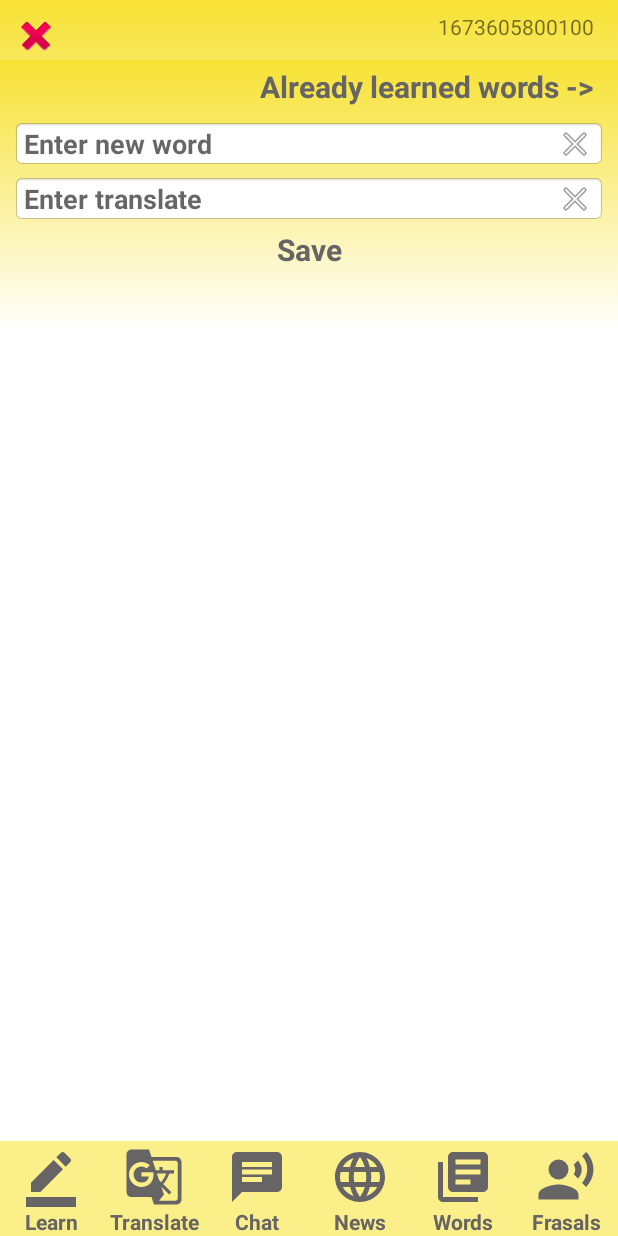
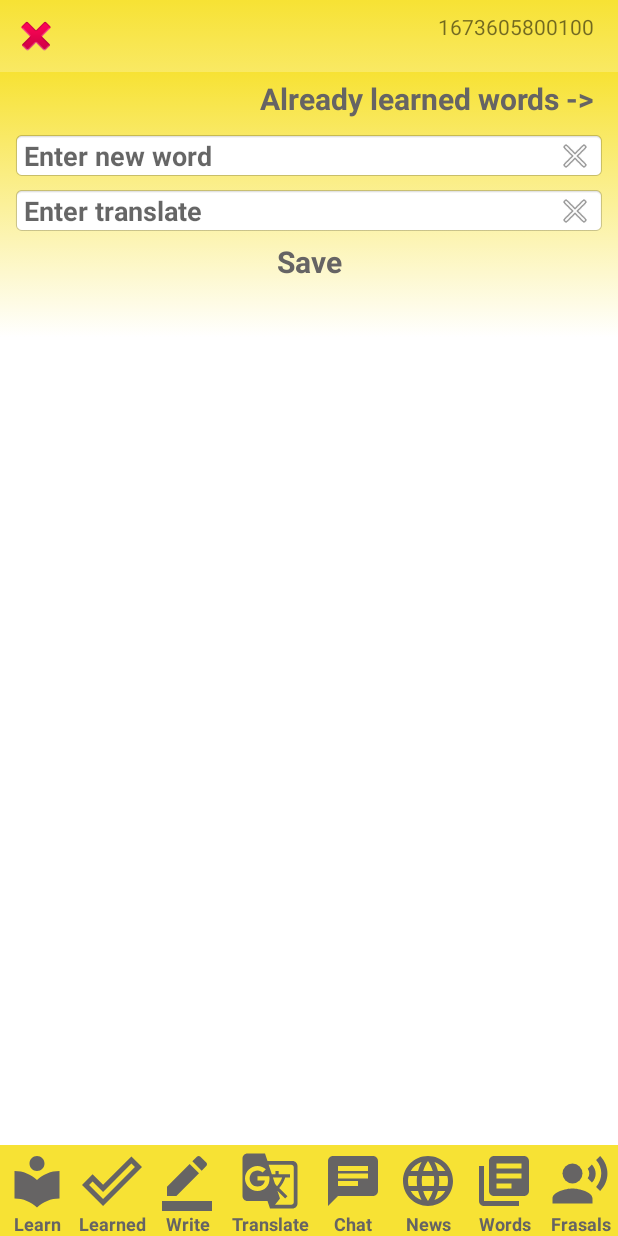
Before and after one commit to azimuton/EnglishIsEasy, an Android app: the screen it shows after launch (MainActivity), on a phone screen of 412 x 824 dp. Run offline under Robolectric (Android 15) with nearby library versions, the phone set to English and light mode, and no system bars; our stand-ins replace Dagger/Hilt's generated code, Room's generated code.

Commit message:
added view model

```diff
--- a/app/build.gradle
+++ b/app/build.gradle
@@ -42,6 +42,7 @@ dependencies {
     implementation 'androidx.appcompat:appcompat:1.5.1'
     implementation 'com.google.android.material:material:1.7.0'
     implementation 'androidx.constraintlayout:constraintlayout:2.1.4'
+    implementation 'androidx.legacy:legacy-support-v4:1.0.0'
     testImplementation 'junit:junit:4.13.2'
     androidTestImplementation 'androidx.test.ext:junit:1.1.5'
     androidTestImplementation 'androidx.test.espresso:espresso-core:3.5.1'
--- a/app/src/main/java/com/azimuton/data/repository/roomrepository/WordRepositoryImpl.kt
+++ b/app/src/main/java/com/azimuton/data/repository/roomrepository/WordRepositoryImpl.kt
@@ -15,15 +15,15 @@ class WordRepositoryImpl(private val wordStorage: WordStorage) : WordRepository
 //        wordStorage.copy()
 //    }
 
-    override fun deleteAll() {
+    override suspend fun deleteAll() {
         wordStorage.deleteAll()
     }
 
-    override fun insertWord(word: Word) {
+    override suspend fun insertWord(word: Word) {
        return wordStorage.insertWord(wordEntity = WordMapper().mapToEntity(word))
     }
 
-    override fun deleteWord(word: Word) {
+    override suspend fun deleteWord(word: Word) {
         return wordStorage.deleteWord(wordEntity = WordMapper().mapToEntity(word))
     }
 
--- a/app/src/main/java/com/azimuton/data/storage/WordStorage.kt
+++ b/app/src/main/java/com/azimuton/data/storage/WordStorage.kt
@@ -10,9 +10,9 @@ interface WordStorage {
 
     fun deleteAll()
 
-    fun insertWord(wordEntity: WordEntity)
+    suspend fun insertWord(wordEntity: WordEntity)
 
-    fun deleteWord(wordEntity: WordEntity)
+    suspend fun deleteWord(wordEntity: WordEntity)
 
     fun updateWord(wordEntity: WordEntity)
 
--- a/app/src/main/java/com/azimuton/data/storage/room/WordStorageRoomImpl.kt
+++ b/app/src/main/java/com/azimuton/data/storage/room/WordStorageRoomImpl.kt
@@ -1,11 +1,13 @@
 package com.azimuton.data.storage.room
+
+
 
 import com.azimuton.data.storage.WordStorage
 import com.azimuton.data.storage.models.WordEntity
 import com.azimuton.data.storage.room.dao.WordDao
 
 class WordStorageRoomImpl(private  val wordDao : WordDao) : WordStorage {
-    override fun getAll(): List<WordEntity> {
+    override  fun getAll(): List<WordEntity> {
         return  wordDao.getAll()
     }
 
@@ -17,11 +19,11 @@ class WordStorageRoomImpl(private  val wordDao : WordDao) : WordStorage {
         wordDao.deleteAll()
     }
 
-    override fun insertWord(wordEntity: WordEntity) {
+    override suspend fun insertWord(wordEntity: WordEntity) {
         return wordDao.insertWord(wordEntity = wordEntity)
     }
 
-    override fun deleteWord(wordEntity: WordEntity) {
+    override suspend fun deleteWord(wordEntity: WordEntity) {
         return wordDao.deleteWord(wordEntity = wordEntity)
     }
 
--- a/app/src/main/java/com/azimuton/data/storage/room/dao/WordDao.kt
+++ b/app/src/main/java/com/azimuton/data/storage/room/dao/WordDao.kt
@@ -1,4 +1,5 @@
 package com.azimuton.data.storage.room.dao
+
 
 import androidx.room.*
 import com.azimuton.data.storage.models.WordEntity
@@ -17,10 +18,10 @@ interface WordDao {
     fun deleteAll()
 
     @Insert
-    fun insertWord(wordEntity: WordEntity)
+    suspend fun insertWord(wordEntity: WordEntity)
 
     @Delete
-    fun deleteWord(wordEntity: WordEntity)
+    suspend fun deleteWord(wordEntity: WordEntity)
 
     @Update
     fun updateWord(wordEntity: WordEntity)
--- a/app/src/main/java/com/azimuton/domain/repository/roomrepository/WordRepository.kt
+++ b/app/src/main/java/com/azimuton/domain/repository/roomrepository/WordRepository.kt
@@ -9,11 +9,11 @@ interface WordRepository {
 
     //fun copy()
 
-    fun deleteAll()
+    suspend fun deleteAll()
 
-    fun insertWord(word: Word)
+    suspend fun insertWord(word: Word)
 
-    fun deleteWord(word: Word)
+    suspend fun deleteWord(word: Word)
 
     fun updateWord(word: Word)
 
--- a/app/src/main/java/com/azimuton/domain/usecase/WordDeleteUseCase.kt
+++ b/app/src/main/java/com/azimuton/domain/usecase/WordDeleteUseCase.kt
@@ -4,7 +4,7 @@ import com.azimuton.domain.models.Word
 import com.azimuton.domain.repository.roomrepository.WordRepository
 
 class WordDeleteUseCase( private val wordRepository: WordRepository) {
-    fun execute(word: Word){
+    suspend fun execute(word: Word){
         return wordRepository.deleteWord(word)
     }
 }
--- a/app/src/main/java/com/azimuton/domain/usecase/WordInsertUseCase.kt
+++ b/app/src/main/java/com/azimuton/domain/usecase/WordInsertUseCase.kt
@@ -4,7 +4,7 @@ import com.azimuton.domain.models.Word
 import com.azimuton.domain.repository.roomrepository.WordRepository
 
 class WordInsertUseCase( private val wordRepository: WordRepository) {
-    fun execute(word: Word){
+    suspend fun execute(word: Word){
         return wordRepository.insertWord(word)
     }
 }
--- a/app/src/main/java/com/azimuton/englishiseasy/fragments/LearnFragment.kt
+++ b/app/src/main/java/com/azimuton/englishiseasy/fragments/LearnFragment.kt
@@ -9,6 +9,7 @@ import android.view.View
 import android.view.ViewGroup
 import android.widget.Toast
 import androidx.appcompat.app.AlertDialog
+import androidx.fragment.app.activityViewModels
 import androidx.recyclerview.widget.LinearLayoutManager
 import com.azimuton.data.storage.room.AppRoomDatabase
 import com.azimuton.domain.models.Word
@@ -19,6 +20,7 @@ import com.azimuton.englishiseasy.MainActivity
 import com.azimuton.englishiseasy.R
 import com.azimuton.englishiseasy.adapters.NewWordsAdapter
 import com.azimuton.englishiseasy.databinding.FragmentLearnBinding
+import com.azimuton.englishiseasy.viewmodels.LearnViewModel
 import dagger.hilt.android.AndroidEntryPoint
 import javax.inject.Inject
 
@@ -28,6 +30,7 @@ class LearnFragment : Fragment(), NewWordsAdapter.ViewHolder.ItemCallback {
     private lateinit var adapter: NewWordsAdapter
     lateinit var wordDatabase : AppRoomDatabase
     private lateinit var wordList: ArrayList<Word>
+    private val viewModel : LearnViewModel by activityViewModels()
     @Inject
     lateinit var insert : WordInsertUseCase
     @Inject
@@ -52,7 +55,6 @@ class LearnFragment : Fragment(), NewWordsAdapter.ViewHolder.ItemCallback {
         adapter = NewWordsAdapter(requireActivity(), this)
         binding.rvNewWords.layoutManager = LinearLayoutManager(requireActivity())
         binding.rvNewWords.adapter = adapter
-        //adapter.notifyDataSetChanged()
         adapter.submitList(wordList)
 
 
@@ -62,7 +64,8 @@ class LearnFragment : Fragment(), NewWordsAdapter.ViewHolder.ItemCallback {
                 val translateWord: String = binding.etTranslate.text.toString()
                 val word = Word(englishWord = englishWord, translateWord = translateWord, id = 0)
                 Toast.makeText(requireActivity(), "Поля заполнены!", Toast.LENGTH_SHORT).show()
-                insert.execute(word)
+                viewModel.insert(word)
+                //insert.execute(word)
                 adapter.notifyDataSetChanged()
                 val intent = Intent(requireActivity(), MainActivity :: class.java)
                 startActivity(intent)
@@ -93,7 +96,8 @@ class LearnFragment : Fragment(), NewWordsAdapter.ViewHolder.ItemCallback {
             .setMessage("Вы действительно хотите удалить запись?")
             .setPositiveButton("Ok") { dialog, _ ->
                 val words = wordList[index]
-                delete.execute(words)
+                viewModel.delete(words)
+                //delete.execute(words)
                 getData()
                 adapter.notifyDataSetChanged()
                 Toast.makeText(requireActivity(), "Запись удалена!", Toast.LENGTH_SHORT).show()
--- /dev/null
+++ b/app/src/main/java/com/azimuton/englishiseasy/viewmodels/LearnViewModel.kt
@@ -0,0 +1,36 @@
+package com.azimuton.englishiseasy.viewmodels
+
+import androidx.lifecycle.ViewModel
+import androidx.lifecycle.viewModelScope
+import com.azimuton.domain.models.Word
+import com.azimuton.domain.usecase.WordDeleteUseCase
+import com.azimuton.domain.usecase.WordGetAllUseCase
+import com.azimuton.domain.usecase.WordInsertUseCase
+import dagger.hilt.android.lifecycle.HiltViewModel
+import kotlinx.coroutines.Dispatchers
+import kotlinx.coroutines.launch
+import javax.inject.Inject
+
+@HiltViewModel
+class LearnViewModel @Inject constructor(
+    private var wordGetAllUseCase: WordGetAllUseCase,
+    private var wordDeleteUseCase: WordDeleteUseCase,
+    private var wordInsertUseCase: WordInsertUseCase
+) : ViewModel() {
+
+    fun getAll(){
+        viewModelScope.launch(Dispatchers.IO){
+            wordGetAllUseCase.execute()
+        }
+    }
+    fun delete(word : Word){
+        viewModelScope.launch(Dispatchers.IO){
+            wordDeleteUseCase.execute(word)
+        }
+    }
+    fun insert(word: Word){
+        viewModelScope.launch(Dispatchers.IO){
+            wordInsertUseCase.execute(word)
+        }
+    }
+}
--- /dev/null
+++ b/app/src/main/res/drawable/ic_baseline_done_outline_24.xml
@@ -0,0 +1,5 @@
+<vector android:height="24dp" android:tint="#666464"
+    android:viewportHeight="24" android:viewportWidth="24"
+    android:width="24dp" xmlns:android="http://schemas.android.com/apk/res/android">
+    <path android:fillColor="@android:color/white" android:pathData="M19.77,5.03l1.4,1.4L8.43,19.17l-5.6,-5.6 1.4,-1.4 4.2,4.2L19.77,5.03m0,-2.83L8.43,13.54l-4.2,-4.2L0,13.57 8.43,22 24,6.43 19.77,2.2z"/>
+</vector>
--- /dev/null
+++ b/app/src/main/res/drawable/ic_baseline_local_library_24.xml
@@ -0,0 +1,5 @@
+<vector android:height="24dp" android:tint="#666464"
+    android:viewportHeight="24" android:viewportWidth="24"
+    android:width="24dp" xmlns:android="http://schemas.android.com/apk/res/android">
+    <path android:fillColor="@android:color/white" android:pathData="M12,11.55C9.64,9.35 6.48,8 3,8v11c3.48,0 6.64,1.35 9,3.55 2.36,-2.19 5.52,-3.55 9,-3.55V8c-3.48,0 -6.64,1.35 -9,3.55zM12,8c1.66,0 3,-1.34 3,-3s-1.34,-3 -3,-3 -3,1.34 -3,3 1.34,3 3,3z"/>
+</vector>
--- a/app/src/main/res/layout/activity_main.xml
+++ b/app/src/main/res/layout/activity_main.xml
@@ -5,18 +5,61 @@
     android:layout_width="match_parent"
     android:layout_height="match_parent"
     android:background="@drawable/circle_new"
-    tools:context=".MainActivity" >
+    tools:context=".MainActivity">
 
-    <LinearLayout
-        android:id="@+id/linearLayout"
+    <FrameLayout
+        android:id="@+id/flMain"
+        android:layout_width="0dp"
+        android:layout_height="0dp"
+        android:layout_marginTop="8dp"
+        android:layout_marginBottom="8dp"
+        app:layout_constraintBottom_toTopOf="@+id/nestedScrollView"
+        app:layout_constraintEnd_toEndOf="parent"
+        app:layout_constraintStart_toStartOf="parent"
+        app:layout_constraintTop_toBottomOf="@+id/ivCloseApplication">
+
+    </FrameLayout>
+
+    <ImageView
+        android:id="@+id/ivCloseApplication"
+        android:layout_width="wrap_content"
+        android:layout_height="wrap_content"
+        android:layout_marginStart="8dp"
+        android:layout_marginTop="8dp"
+        app:layout_constraintStart_toStartOf="parent"
+        app:layout_constraintTop_toTopOf="parent"
+        app:srcCompat="@android:drawable/ic_delete" />
+
+    <TextView
+        android:id="@+id/tvCurrentTime"
+        android:layout_width="wrap_content"
+        android:layout_height="wrap_content"
+        android:layout_marginTop="8dp"
+        android:layout_marginEnd="16dp"
+        android:text="TextView"
+        app:layout_constraintEnd_toEndOf="parent"
+        app:layout_constraintTop_toTopOf="parent" />
+
+    <androidx.core.widget.NestedScrollView
+        android:id="@+id/nestedScrollView"
         android:layout_width="0dp"
         android:layout_height="wrap_content"
-        android:background="#FBEF89"
-        android:orientation="horizontal"
-        android:paddingTop="4dp"
+        android:fillViewport="true"
         app:layout_constraintBottom_toBottomOf="parent"
         app:layout_constraintEnd_toEndOf="parent"
         app:layout_constraintStart_toStartOf="parent">
+
+        <LinearLayout
+            android:layout_width="match_parent"
+            android:layout_height="wrap_content"
+            android:orientation="horizontal">
+
+            <LinearLayout
+                android:layout_width="match_parent"
+                android:layout_height="match_parent"
+                android:background="@color/yellow"
+                android:orientation="horizontal"
+                android:paddingTop="4dp">
 
                 <LinearLayout
                     android:id="@+id/llLearn"
@@ -31,7 +74,7 @@
                         android:layout_width="40dp"
                         android:layout_height="40dp"
                         android:layout_weight="1"
-                app:srcCompat="@drawable/ic_baseline_learn_24" />
+                        app:srcCompat="@drawable/ic_baseline_local_library_24" />
 
                     <TextView
                         android:id="@+id/textView5"
@@ -42,14 +85,74 @@
                         android:text="Learn"
                         android:textAllCaps="false"
                         android:textColor="#666464"
+                        android:textSize="12sp"
                         android:textStyle="bold" />
+
+                </LinearLayout>
+
+                <LinearLayout
+                    android:id="@+id/llLearned"
+                    android:layout_width="wrap_content"
+                    android:layout_height="wrap_content"
+                    android:layout_weight="1"
+                    android:gravity="center"
+                    android:orientation="vertical">
+
+                    <ImageView
+                        android:id="@+id/imageView0"
+                        android:layout_width="40dp"
+                        android:layout_height="40dp"
+                        android:layout_weight="1"
+                        app:srcCompat="@drawable/ic_baseline_done_outline_24" />
+
+                    <TextView
+                        android:id="@+id/textView50"
+                        android:layout_width="match_parent"
+                        android:layout_height="wrap_content"
+                        android:layout_weight="1"
+                        android:gravity="center"
+                        android:text="Learned"
+                        android:textAllCaps="false"
+                        android:textColor="#666464"
+                        android:textSize="12sp"
+                        android:textStyle="bold" />
+
+                </LinearLayout>
+
+                <LinearLayout
+                    android:id="@+id/llWrite"
+                    android:layout_width="wrap_content"
+                    android:layout_height="wrap_content"
+                    android:layout_weight="1"
+                    android:gravity="center"
+                    android:orientation="vertical">
+
+                    <ImageView
+                        android:id="@+id/imageView01"
+                        android:layout_width="40dp"
+                        android:layout_height="40dp"
+                        android:layout_weight="1"
+                        app:srcCompat="@drawable/ic_baseline_learn_24" />
+
+                    <TextView
+                        android:id="@+id/textView01"
+                        android:layout_width="match_parent"
+                        android:layout_height="wrap_content"
+                        android:layout_weight="1"
+                        android:gravity="center"
+                        android:text="Write"
+                        android:textAllCaps="false"
+                        android:textColor="#666464"
+                        android:textSize="12sp"
+                        android:textStyle="bold" />
+
                 </LinearLayout>
 
                 <LinearLayout
                     android:id="@+id/llTranslate"
                     android:layout_width="wrap_content"
                     android:layout_height="wrap_content"
-            android:layout_weight="1"
+                    android:layout_weight="2"
                     android:gravity="center"
                     android:orientation="vertical">
 
@@ -69,6 +172,7 @@
                         android:text="Translate"
                         android:textAllCaps="false"
                         android:textColor="#666464"
+                        android:textSize="12sp"
                         android:textStyle="bold" />
                 </LinearLayout>
 
@@ -96,6 +200,7 @@
                         android:text="Chat"
                         android:textAllCaps="false"
                         android:textColor="#666464"
+                        android:textSize="12sp"
                         android:textStyle="bold" />
                 </LinearLayout>
 
@@ -123,6 +228,7 @@
                         android:text="News"
                         android:textAllCaps="false"
                         android:textColor="#666464"
+                        android:textSize="12sp"
                         android:textStyle="bold" />
                 </LinearLayout>
 
@@ -150,6 +256,7 @@
                         android:text="Words"
                         android:textAllCaps="false"
                         android:textColor="#666464"
+                        android:textSize="12sp"
                         android:textStyle="bold" />
                 </LinearLayout>
 
@@ -177,39 +284,10 @@
                         android:text="Frasals"
                         android:textAllCaps="false"
                         android:textColor="#666464"
+                        android:textSize="12sp"
                         android:textStyle="bold" />
                 </LinearLayout>
-
             </LinearLayout>
-
-    <FrameLayout
-        android:id="@+id/flMain"
-        android:layout_width="0dp"
-        android:layout_height="0dp"
-        app:layout_constraintBottom_toTopOf="@+id/linearLayout"
-        app:layout_constraintEnd_toEndOf="parent"
-        app:layout_constraintStart_toStartOf="parent"
-        app:layout_constraintTop_toBottomOf="@+id/ivCloseApplication">
-
-    </FrameLayout>
-
-    <ImageView
-        android:id="@+id/ivCloseApplication"
-        android:layout_width="wrap_content"
-        android:layout_height="wrap_content"
-        android:layout_marginStart="8dp"
-        android:layout_marginTop="8dp"
-        app:layout_constraintStart_toStartOf="parent"
-        app:layout_constraintTop_toTopOf="parent"
-        app:srcCompat="@android:drawable/ic_delete" />
-
-    <TextView
-        android:id="@+id/tvCurrentTime"
-        android:layout_width="wrap_content"
-        android:layout_height="wrap_content"
-        android:layout_marginTop="8dp"
-        android:layout_marginEnd="16dp"
-        android:text="TextView"
-        app:layout_constraintEnd_toEndOf="parent"
-        app:layout_constraintTop_toTopOf="parent" />
+        </LinearLayout>
+    </androidx.core.widget.NestedScrollView>
 </androidx.constraintlayout.widget.ConstraintLayout>
--- a/app/src/main/res/layout/item_new_words.xml
+++ b/app/src/main/res/layout/item_new_words.xml
@@ -3,17 +3,17 @@
     xmlns:app="http://schemas.android.com/apk/res-auto"
     xmlns:tools="http://schemas.android.com/tools"
     android:layout_width="match_parent"
-    android:layout_height="wrap_content"
-    android:paddingBottom="4dp">
+    android:layout_height="wrap_content">
 
     <androidx.cardview.widget.CardView
         android:layout_width="match_parent"
         android:layout_height="wrap_content"
         android:layout_marginStart="8dp"
-        android:layout_marginTop="8dp"
         android:layout_marginEnd="8dp"
+        android:layout_marginBottom="4dp"
         app:cardCornerRadius="10dp"
         app:cardElevation="10dp"
+        app:layout_constraintBottom_toBottomOf="parent"
         app:layout_constraintEnd_toEndOf="parent"
         app:layout_constraintStart_toStartOf="parent"
         app:layout_constraintTop_toTopOf="parent">
@@ -26,7 +26,7 @@
 
             <TextView
                 android:id="@+id/tvItemWord"
-                android:layout_width="280dp"
+                android:layout_width="250dp"
                 android:layout_height="wrap_content"
                 android:layout_marginStart="8dp"
                 android:layout_marginTop="8dp"
@@ -44,7 +44,7 @@
                 android:layout_marginTop="8dp"
                 app:layout_constraintEnd_toEndOf="parent"
                 app:layout_constraintTop_toTopOf="parent"
-                app:srcCompat="@drawable/urna" />
+                app:srcCompat="@drawable/ur" />
 
             <ImageView
                 android:id="@+id/ivItemCopyWordToLearned"
```
Also changed, not shown: app/src/main/res/drawable/ur.png (added). Lines whose indentation alone changed are shown as unchanged.
